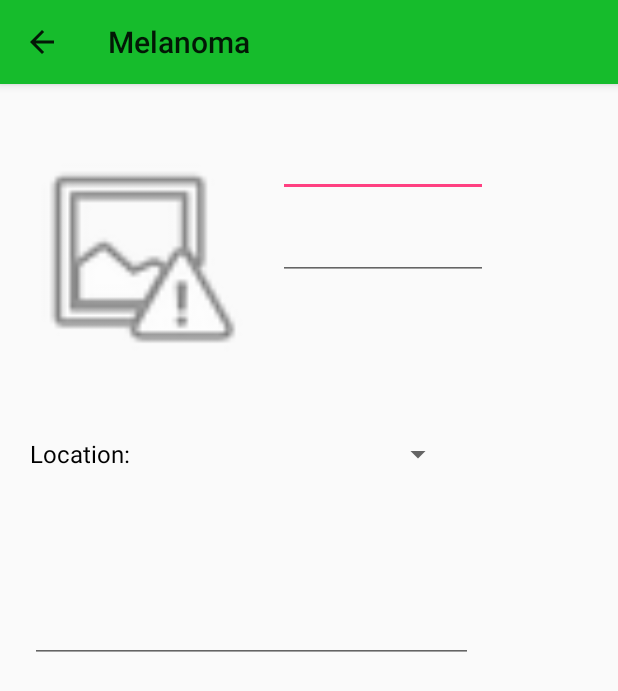
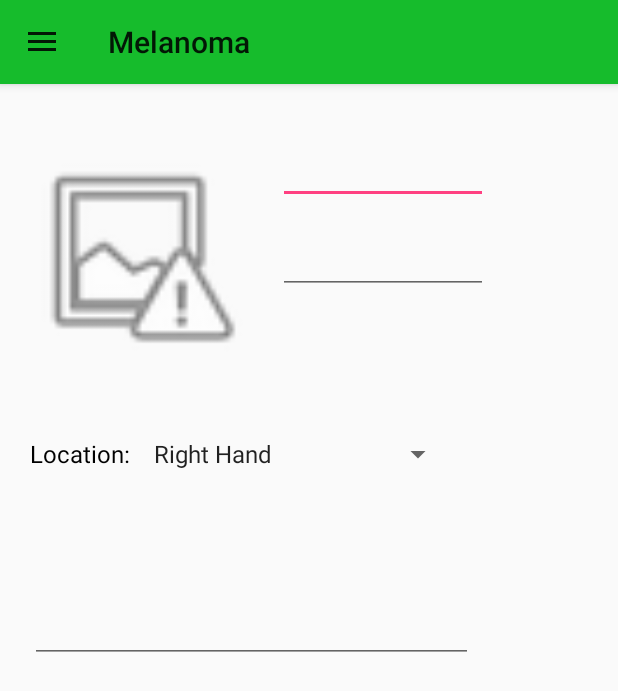
Before and after one commit to nick4810/Melanoma, an Android app: the ImageDetails screen opened directly, with no data from a screen before it, on a phone screen of 412 x 824 dp. Shown: the top 691 px of the screen. Run offline under Robolectric (Android 15) with nearby library versions, the phone set to English and light mode, and no system bars; 3 statements that could not run were skipped.

Commit message:
Body Select
Added the body-select feature with the images we are [temporarily] using.

```diff
--- a/app/src/main/java/com/capstone/nick/melanoma/AddData.java
+++ b/app/src/main/java/com/capstone/nick/melanoma/AddData.java
@@ -25,6 +25,7 @@ import android.os.Bundle;
  */
 public class AddData extends Activity {
     String userEmail;
+    String location;
 
     @Override
     protected void onCreate(Bundle savedInstanceState) {
@@ -32,9 +33,10 @@ public class AddData extends Activity {
         setContentView(R.layout.activity_add_data);
 
         userEmail = getIntent().getExtras().getString("EMAIL");
+        location = getIntent().getExtras().getString("LOCATION");
         if (null == savedInstanceState) {
             getFragmentManager().beginTransaction()
-                    .replace(R.id.container, Camera2RawFragment.newInstance(userEmail))
+                    .replace(R.id.container, Camera2RawFragment.newInstance(userEmail, location))
                     .commit();
         }
     }
--- a/app/src/main/java/com/capstone/nick/melanoma/Camera2RawFragment.java
+++ b/app/src/main/java/com/capstone/nick/melanoma/Camera2RawFragment.java
@@ -616,10 +616,11 @@ public class Camera2RawFragment extends Fragment
         }
     };
 
-    public static Camera2RawFragment newInstance(String userEmail) {
+    public static Camera2RawFragment newInstance(String userEmail, String location) {
         Camera2RawFragment c = new Camera2RawFragment();
         Bundle bdl = new Bundle(1);
         bdl.putString("EMAIL", userEmail);
+        bdl.putString("LOCATION", location);
         c.setArguments(bdl);
 
         return c;
--- a/app/src/main/java/com/capstone/nick/melanoma/ImageDetails.java
+++ b/app/src/main/java/com/capstone/nick/melanoma/ImageDetails.java
@@ -1,11 +1,13 @@
 package com.capstone.nick.melanoma;
 
-import android.support.v7.app.AppCompatActivity;
 import android.os.Bundle;
+import android.widget.ArrayAdapter;
+import android.widget.Spinner;
 
 public class ImageDetails extends NavigatingActivity {
     private boolean loggedIn;
     private String userEmail;
+    private String location;
 
     @Override
     protected void onCreate(Bundle savedInstanceState) {
@@ -14,6 +16,10 @@ public class ImageDetails extends NavigatingActivity {
 
         userEmail = getIntent().getExtras().getString("EMAIL");
         loggedIn = getIntent().getExtras().getBoolean("LOGGEDIN");
+        location = getIntent().getExtras().getString("LOCATION");
         super.onCreateDrawer(loggedIn, userEmail);
+
+        Spinner mySpinner = (Spinner)findViewById(R.id.img_location);
+        mySpinner.setSelection(((ArrayAdapter)mySpinner.getAdapter()).getPosition(location));
     }
 }
--- a/app/src/main/res/layout/activity_image_details.xml
+++ b/app/src/main/res/layout/activity_image_details.xml
@@ -1,5 +1,14 @@
 <?xml version="1.0" encoding="utf-8"?>
-<android.support.constraint.ConstraintLayout xmlns:android="http://schemas.android.com/apk/res/android"
+<android.support.v4.widget.DrawerLayout
+    xmlns:android="http://schemas.android.com/apk/res/android"
+    xmlns:app="http://schemas.android.com/apk/res-auto"
+    xmlns:tools="http://schemas.android.com/tools"
+    android:id="@+id/drawer_layout"
+    android:layout_width="match_parent"
+    android:layout_height="match_parent">
+    <!-- The main content view -->
+<android.support.constraint.ConstraintLayout
+    xmlns:android="http://schemas.android.com/apk/res/android"
     xmlns:app="http://schemas.android.com/apk/res-auto"
     xmlns:tools="http://schemas.android.com/tools"
     android:layout_width="match_parent"
@@ -9,7 +18,7 @@
     <EditText
         android:id="@+id/img_date"
         android:layout_width="140dp"
-        android:layout_height="35dp"
+        android:layout_height="40dp"
         android:layout_marginStart="20dp"
         android:layout_marginTop="40dp"
         android:ems="10"
@@ -20,7 +29,7 @@
     <EditText
         android:id="@+id/img_time"
         android:layout_width="140dp"
-        android:layout_height="35dp"
+        android:layout_height="40dp"
         android:layout_marginStart="20dp"
         android:layout_marginTop="20dp"
         android:ems="10"
@@ -46,6 +55,7 @@
         android:layout_height="22dp"
         android:layout_marginStart="8dp"
         android:layout_marginTop="20dp"
+        android:entries="@array/locations_array"
         app:layout_constraintStart_toEndOf="@+id/textView3"
         app:layout_constraintTop_toBottomOf="@+id/image_taken" />
 
@@ -72,3 +82,13 @@
         app:layout_constraintTop_toTopOf="parent"
         app:srcCompat="@android:drawable/ic_menu_report_image" />
 </android.support.constraint.ConstraintLayout>
+    <!-- Put what you want as your normal screen in here, you can also choose for a linear layout or any other layout, whatever you prefer -->
+
+    <!-- The navigation drawer -->
+<ListView
+    android:id="@+id/navList"
+    android:layout_width="200dp"
+    android:layout_height="match_parent"
+    android:layout_gravity="start"
+    android:background="#ffeeeeee" />
+    </android.support.v4.widget.DrawerLayout>
--- a/app/src/main/res/values/strings.xml
+++ b/app/src/main/res/values/strings.xml
@@ -10,6 +10,7 @@
     <string name="account_new">New user? Just give us some basic information.</string>
     <string name="drawer_close">Closing Navigation Drawer</string>
     <string name="drawer_open">Opening Navigation Drawer</string>
+
     <string name="title_activity_add_data">Add a Picture</string>
     <array name="loggedInList">
         <item>Home</item>
@@ -21,4 +22,26 @@
         <item>Home</item>
         <item>Sign Up</item>
     </array>
+
+    <!-- Strings for body location -->
+    <string-array name="locations_array">
+        <item>Right Hand</item>
+        <item>Left Hand</item>
+        <item>Right Arm</item>
+        <item>Left Arm</item>
+        <item>Head</item>
+        <item>Chest</item>
+        <item>Torso</item>
+        <item>Right Leg</item>
+        <item>Left Leg</item>
+        <item>Right Foot</item>
+        <item>Left Foot</item>
+        <item>Upper Back</item>
+        <item>Lower Back</item>
+    </string-array>
+
+
+    <string name="front">Front</string>
+    <string name="back">Back</string>
+
 </resources>
```
Also changed, not shown: app/src/main/java/com/capstone/nick/melanoma/BodySelect.java (+103 -51 lines), app/src/main/res/drawable-hdpi/imageDetails.txt (deleted, +0 -9 lines), app/src/main/res/layout/activity_body_select.xml (+43 -9 lines), app/src/main/res/drawable-hdpi/Human_areas_select.png.
